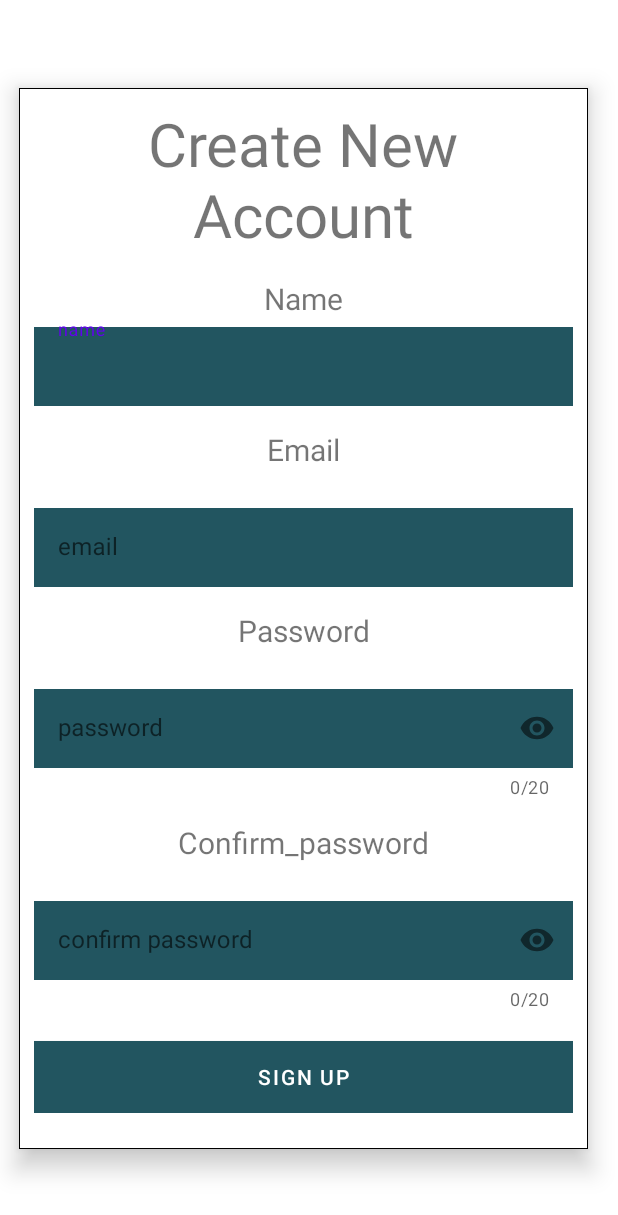
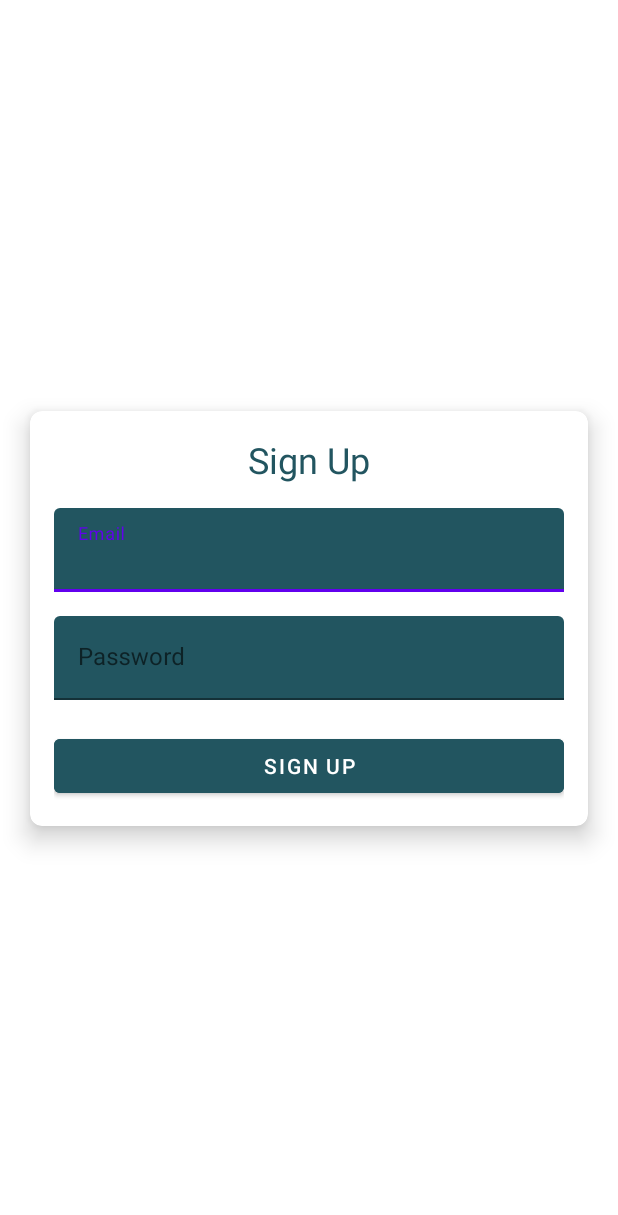
Before and after one commit to Dawoodkramer/Empower-The-Nation-V1, an Android app: the layout fragment_signup.xml on its own in the app's theme, with its tools: preview values and no code run, on a phone screen of 412 x 824 dp. Shown: the top 1215 px of the screen. Run offline under Robolectric (Android 15) with nearby library versions, the phone set to English and light mode, and no system bars.

Commit message:
Last Push

```diff
--- a/app/build.gradle.kts
+++ b/app/build.gradle.kts
@@ -1,6 +1,7 @@
 plugins {
     id("com.android.application")
     id("org.jetbrains.kotlin.android")
+    id("com.google.gms.google-services")
 }
 
 android {
@@ -53,4 +54,7 @@ dependencies {
     testImplementation("junit:junit:4.13.2")
     androidTestImplementation("androidx.test.ext:junit:1.2.1")
     androidTestImplementation("androidx.test.espresso:espresso-core:3.6.1")
+    implementation(platform("com.google.firebase:firebase-bom:33.4.0"))
+    implementation("com.google.firebase:firebase-analytics")
+    implementation ("com.google.firebase:firebase-auth-ktx:23.0.0") // Check for the latest version
 }
--- a/app/src/main/java/com/varsitycollege/upskill2/ui/signup/SignUpFragment.kt
+++ b/app/src/main/java/com/varsitycollege/upskill2/ui/signup/SignUpFragment.kt
@@ -1,38 +1,60 @@
 package com.varsitycollege.upskill2.ui.signup
 
+import android.content.Intent
 import android.os.Bundle
+import android.widget.Toast
+import androidx.appcompat.app.AppCompatActivity
+import com.google.firebase.auth.FirebaseAuth
 import android.view.LayoutInflater
 import android.view.View
 import android.view.ViewGroup
 import androidx.fragment.app.Fragment
 import androidx.lifecycle.ViewModelProvider
 import com.varsitycollege.upskill2.databinding.FragmentSignupBinding
+import com.varsitycollege.upskill2.ui.home.HomeFragment
 
-class SignUpFragment : Fragment() {
+class SignUpFragment : AppCompatActivity() {
+    private lateinit var auth: FirebaseAuth
+    private lateinit var binding: FragmentSignupBinding
 
-    private var _binding: FragmentSignupBinding? = null
+    override fun onCreate(savedInstanceState: Bundle?) {
+        super.onCreate(savedInstanceState)
+        binding = FragmentSignupBinding.inflate(layoutInflater)
+        setContentView(binding.root)
 
-    // This property is only valid between onCreateView and
-    // onDestroyView.
-    private val binding get() = _binding!!
+        // Initialize Firebase Auth
+        auth = FirebaseAuth.getInstance()
 
-    override fun onCreateView(
-        inflater: LayoutInflater,
-        container: ViewGroup?,
-        savedInstanceState: Bundle?
-    ): View {
-        val signUpViewModel =
-            ViewModelProvider(this).get(SignUpViewModel::class.java)
+        // Set up click listener for the sign-up button
+        binding.signUpBtn.setOnClickListener {
+            val email = binding.emailTxtInp.text.toString()
+            val password = binding.passwordTxtInp.text.toString()
 
-        _binding = FragmentSignupBinding.inflate(inflater, container, false)
-        val root: View = binding.root
+            // Check if email and password fields are not empty
+            if (email.isNotEmpty() && password.isNotEmpty()) {
+                // Show the progress bar
+                binding.progressBar.visibility = android.view.View.VISIBLE
 
+                // Start sign-up process
+                auth.createUserWithEmailAndPassword(email, password)
+                    .addOnCompleteListener(this) { task ->
+                        // Hide the progress bar
+                        binding.progressBar.visibility = android.view.View.GONE
 
-        return root
-    }
-
-    override fun onDestroyView() {
-        super.onDestroyView()
-        _binding = null
+                        if (task.isSuccessful) {
+                            // Sign-up success, navigate to the home page
+                            val intent = Intent(this, HomeFragment::class.java)
+                            startActivity(intent)
+                            finish()
+                        } else {
+                            // If sign-up fails, display a message to the user
+                            Toast.makeText(this, "Registration failed: ${task.exception?.message}", Toast.LENGTH_SHORT).show()
+                        }
+                    }
+            } else {
+                // Notify the user to fill in all fields
+                Toast.makeText(this, "Please fill in all fields", Toast.LENGTH_SHORT).show()
+            }
+        }
     }
 }
--- a/app/src/main/res/layout/fragment_signup.xml
+++ b/app/src/main/res/layout/fragment_signup.xml
@@ -4,167 +4,85 @@
     xmlns:tools="http://schemas.android.com/tools"
     android:layout_width="match_parent"
     android:layout_height="match_parent"
-    android:id="@+id/fragment_signup"
     tools:context=".ui.signup.SignUpFragment">
 
+    <!-- ProgressBar with RelativeLayout -->
+    <RelativeLayout
+        android:id="@+id/progressBar"
+        android:layout_width="match_parent"
+        android:layout_height="match_parent"
+        android:background="#80000000"
+        android:visibility="gone">
 
+        <ProgressBar
+            android:layout_width="40dp"
+            android:layout_height="40dp"
+            android:layout_centerInParent="true"
+            android:indeterminate="true" />
+    </RelativeLayout>
+
+    <!-- MaterialCardView for Sign Up content -->
     <com.google.android.material.card.MaterialCardView
-        android:layout_width="379dp"
-        android:layout_height="707dp"
+        android:layout_width="match_parent"
+        android:layout_height="wrap_content"
         android:layout_margin="20dp"
         android:background="@color/white"
-        app:cardCornerRadius="0dp"
+        app:cardCornerRadius="8dp"
         app:cardElevation="10dp"
-        app:layout_constraintBottom_toBottomOf="parent"
-        app:layout_constraintEnd_toEndOf="parent"
-        app:layout_constraintHorizontal_bias="1.0"
-        app:layout_constraintStart_toStartOf="parent"
         app:layout_constraintTop_toTopOf="parent"
-        app:strokeColor="@color/black"
-        app:strokeWidth="0.5dp">
+        app:layout_constraintBottom_toBottomOf="parent">
 
         <LinearLayout
             android:layout_width="match_parent"
             android:layout_height="wrap_content"
-            android:layout_margin="10dp"
-            android:orientation="vertical">
+            android:orientation="vertical"
+            android:padding="16dp">
 
             <TextView
                 android:layout_width="match_parent"
                 android:layout_height="wrap_content"
-                android:text="Create New Account"
+                android:text="Sign Up"
                 android:textAlignment="center"
-                android:textSize="40dp" />
+                android:textSize="24sp"
+                android:textColor="#225560" />
 
-            <TextView
+            <com.google.android.material.textfield.TextInputLayout
                 android:layout_width="match_parent"
                 android:layout_height="wrap_content"
-                android:paddingTop="15dp"
-                android:text="Name"
-                android:textAlignment="center"
-                android:textSize="20dp" />
-
-
-            <com.google.android.material.textfield.TextInputLayout
-                android:id="@+id/nameTxtInpLyt"
-                style="@style/Widget.MaterialComponents.TextInputLayout.OutlinedBox"
-                android:layout_width="match_parent"
-                android:layout_height="wrap_content">
-
-                <com.google.android.material.textfield.TextInputEditText
-                    android:id="@+id/nameTxtInp"
-                    android:layout_width="match_parent"
-                    android:layout_height="wrap_content"
-                    android:hint="name"
-                    android:background="#225560"
-                    android:inputType="text"
-                    android:paddingHorizontal="10dp"
-                    android:paddingVertical="15dp" />
-
-            </com.google.android.material.textfield.TextInputLayout>
-
-            <TextView
-                android:layout_width="match_parent"
-                android:layout_height="wrap_content"
-                android:paddingTop="15dp"
-                android:text="Email"
-                android:textAlignment="center"
-                android:textSize="20dp" />
-
-            <com.google.android.material.textfield.TextInputLayout
-                android:id="@+id/emailTxtInpLyt"
-                style="@style/Widget.MaterialComponents.TextInputLayout.OutlinedBox"
-                android:layout_width="match_parent"
-                android:layout_height="wrap_content"
-                android:layout_marginTop="20dp">
+                android:layout_marginTop="16dp"
+                app:hintEnabled="true">
 
                 <com.google.android.material.textfield.TextInputEditText
                     android:id="@+id/emailTxtInp"
                     android:layout_width="match_parent"
                     android:layout_height="wrap_content"
-                    android:background="#225560"
-                    android:hint="email"
+                    android:hint="Email"
                     android:inputType="textEmailAddress"
-                    android:paddingHorizontal="10dp"
-                    android:paddingVertical="15dp" />
-
+                    android:backgroundTint="#225560" />
             </com.google.android.material.textfield.TextInputLayout>
 
-            <TextView
+            <com.google.android.material.textfield.TextInputLayout
                 android:layout_width="match_parent"
                 android:layout_height="wrap_content"
-                android:paddingTop="15dp"
-                android:text="Password"
-                android:textAlignment="center"
-                android:textSize="20dp" />
-
-            <com.google.android.material.textfield.TextInputLayout
-                android:id="@+id/passwordTxtInpLyt"
-                style="@style/Widget.MaterialComponents.TextInputLayout.OutlinedBox"
-                android:layout_width="match_parent"
-                android:layout_height="wrap_content"
-                android:layout_marginTop="20dp"
-                android:hint="password"
-                app:counterEnabled="true"
-                app:counterMaxLength="20"
-                app:passwordToggleEnabled="true">
+                android:layout_marginTop="16dp"
+                app:hintEnabled="true">
 
                 <com.google.android.material.textfield.TextInputEditText
                     android:id="@+id/passwordTxtInp"
                     android:layout_width="match_parent"
                     android:layout_height="wrap_content"
-                    android:background="#225560"
+                    android:hint="Password"
                     android:inputType="textPassword"
-                    android:paddingHorizontal="10dp"
-                    android:paddingVertical="15dp" />
-
+                    android:backgroundTint="#225560" />
             </com.google.android.material.textfield.TextInputLayout>
-
-            <TextView
-                android:layout_width="match_parent"
-                android:layout_height="wrap_content"
-                android:paddingTop="15dp"
-                android:text="Confirm_password"
-                android:textAlignment="center"
-                android:textSize="20sp" />
-
-            <com.google.android.material.textfield.TextInputLayout
-                android:id="@+id/confirmpTxtInpLyt"
-                style="@style/Widget.MaterialComponents.TextInputLayout.OutlinedBox"
-                android:layout_width="match_parent"
-                android:layout_height="wrap_content"
-                android:hint="confirm password"
-                android:layout_marginTop="20dp"
-                app:counterEnabled="true"
-                app:counterMaxLength="20"
-                app:passwordToggleEnabled="true">
-
-                <com.google.android.material.textfield.TextInputEditText
-                    android:id="@+id/confirmpTxtInp"
-                    android:layout_width="match_parent"
-                    android:layout_height="wrap_content"
-                    android:background="#225560"
-                    android:inputType="textPassword"
-                    android:paddingHorizontal="10dp"
-                    android:paddingVertical="15dp" />
-
-            </com.google.android.material.textfield.TextInputLayout>
-
 
             <com.google.android.material.button.MaterialButton
                 android:id="@+id/signUpBtn"
-                style="@style/Widget.MaterialComponents.Button"
                 android:layout_width="match_parent"
                 android:layout_height="wrap_content"
                 android:layout_marginTop="20dp"
-                android:background="#225560"
                 android:text="Sign Up"
-                app:backgroundTint="#225560" />
-
+                android:backgroundTint="#225560" />
         </LinearLayout>
-
-
     </com.google.android.material.card.MaterialCardView>
-
-
 </androidx.constraintlayout.widget.ConstraintLayout>
--- a/build.gradle.kts
+++ b/build.gradle.kts
@@ -2,4 +2,11 @@
 plugins {
     id("com.android.application") version "8.2.2" apply false
     id("org.jetbrains.kotlin.android") version "1.9.22" apply false
+    id("com.google.gms.google-services") version "4.4.2" apply false
 }
+
+buildscript {
+    dependencies {
+        classpath ("com.google.gms:google-services:4.4.2")
+    }
+}
```
Also changed, not shown: 1 other file.
